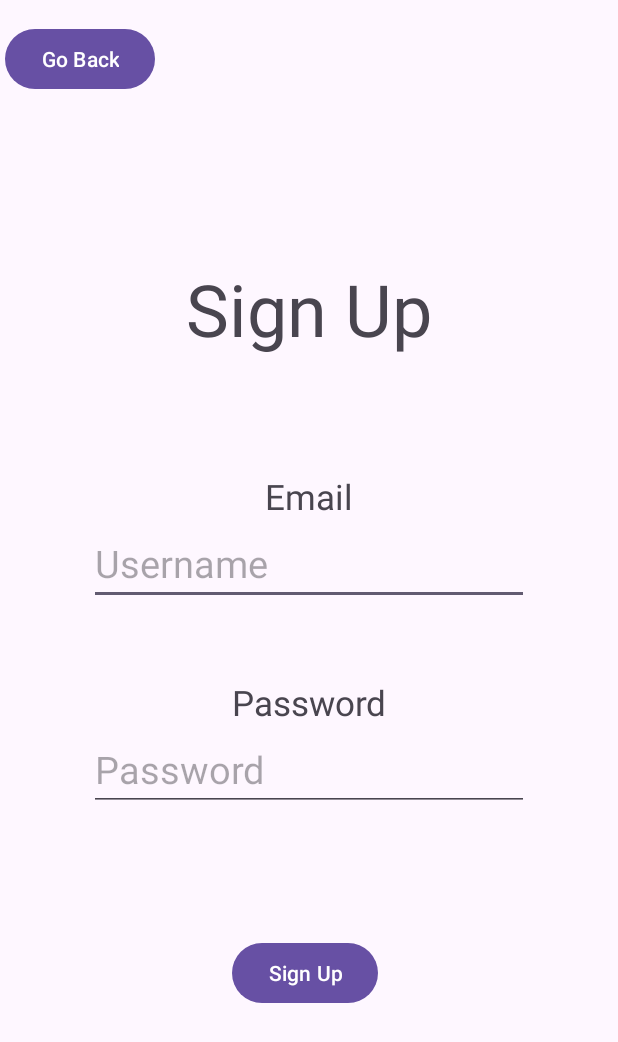
After one commit to GarrettVosecky/Hackstreet-Boys, an Android app: the sign_up screen opened directly, with no data from a screen before it, on a phone screen of 412 x 824 dp. The commit adds this screen. Shown: the top 1042 px of the screen. Run offline under Robolectric (Android 15) with nearby library versions, the phone set to English and light mode, and no system bars; our stand-ins replace Firebase (no records; nobody signed in at launch, a user with empty details on screens opened directly).

Commit message:
error screen integrated

```diff
--- a/app/src/main/AndroidManifest.xml
+++ b/app/src/main/AndroidManifest.xml
@@ -24,6 +24,9 @@
                 <category android:name="android.intent.category.LAUNCHER" />
             </intent-filter>
         </activity>
+        <activity
+            android:name=".sign_up"
+            android:exported="true" />
     </application>
 
 </manifest>
--- /dev/null
+++ b/app/src/main/java/com/example/hackstreet_boys/sign_up.java
@@ -0,0 +1,61 @@
+package com.example.hackstreet_boys;
+
+import android.content.Intent;
+import android.os.Bundle;
+import android.widget.Button;
+import android.widget.EditText;
+import android.widget.Toast;
+
+import androidx.appcompat.app.AppCompatActivity;
+
+import com.google.firebase.auth.FirebaseAuth;
+import com.google.firebase.auth.FirebaseUser;
+
+public class sign_up extends AppCompatActivity {
+
+    private FirebaseAuth mAuth;
+    private EditText emailField, passwordField;
+    private Button signInButton, backButton;
+
+    @Override
+    protected void onCreate(Bundle savedInstanceState) {
+        super.onCreate(savedInstanceState);
+        setContentView(R.layout.activity_sign_up);
+
+        mAuth = FirebaseAuth.getInstance();
+
+        emailField = findViewById(R.id.inputText);
+        passwordField = findViewById(R.id.inputText2);
+        signInButton = findViewById(R.id.btnContinue);
+        backButton = findViewById(R.id.btnBack);
+
+        signInButton.setOnClickListener(view -> signInUser());
+
+        backButton.setOnClickListener(view -> {
+            finish(); // Goes back to the previous activity
+        });
+    }
+
+    private void signInUser() {
+        String email = emailField.getText().toString().trim();
+        String password = passwordField.getText().toString().trim();
+
+        if (email.isEmpty() || password.isEmpty()) {
+            Toast.makeText(this, "Please enter email and password", Toast.LENGTH_SHORT).show();
+            return;
+        }
+
+        mAuth.signInWithEmailAndPassword(email, password)
+                .addOnCompleteListener(this, task -> {
+                    if (task.isSuccessful()) {
+                        FirebaseUser user = mAuth.getCurrentUser();
+                        Toast.makeText(sign_up.this, "Welcome " + user.getEmail(), Toast.LENGTH_SHORT).show();
+                        // Navigate to the main activity (Replace MainActivity.class with your main screen)
+                        startActivity(new Intent(sign_up.this, Sign_inScreen.class));
+                        finish();
+                    } else {
+                        Toast.makeText(sign_up.this, "Authentication failed.", Toast.LENGTH_SHORT).show();
+                    }
+                });
+    }
+}
--- a/app/src/main/res/layout/activity_sign_up.xml
+++ b/app/src/main/res/layout/activity_sign_up.xml
@@ -5,7 +5,7 @@
     android:id="@+id/main"
     android:layout_width="match_parent"
     android:layout_height="match_parent"
-    tools:context=".Sign_UpScreen">
+    tools:context=".SignIn">
 
 
     <EditText
@@ -18,6 +18,7 @@
         android:ems="10"
         android:hint="Username"
         android:inputType="textPersonName"
+        android:text=""
         android:textSize="25sp"
         app:layout_constraintBottom_toBottomOf="parent"
         app:layout_constraintEnd_toEndOf="parent"
@@ -35,6 +36,7 @@
         android:hint="Password"
         android:ems="10"
         android:inputType="textPersonName"
+        android:text=""
         android:textSize="25sp"
         app:layout_constraintBottom_toBottomOf="parent"
         app:layout_constraintEnd_toEndOf="parent"
@@ -108,6 +110,10 @@
         android:id="@+id/btnBack"
         android:layout_width="wrap_content"
         android:layout_height="wrap_content"
+        android:layout_marginStart="3dp"
+        android:layout_marginTop="4dp"
+        android:layout_marginEnd="318dp"
+        android:layout_marginBottom="205dp"
         android:text="Go Back"
         app:layout_constraintBottom_toTopOf="@+id/inputText"
         app:layout_constraintEnd_toEndOf="parent"
```
